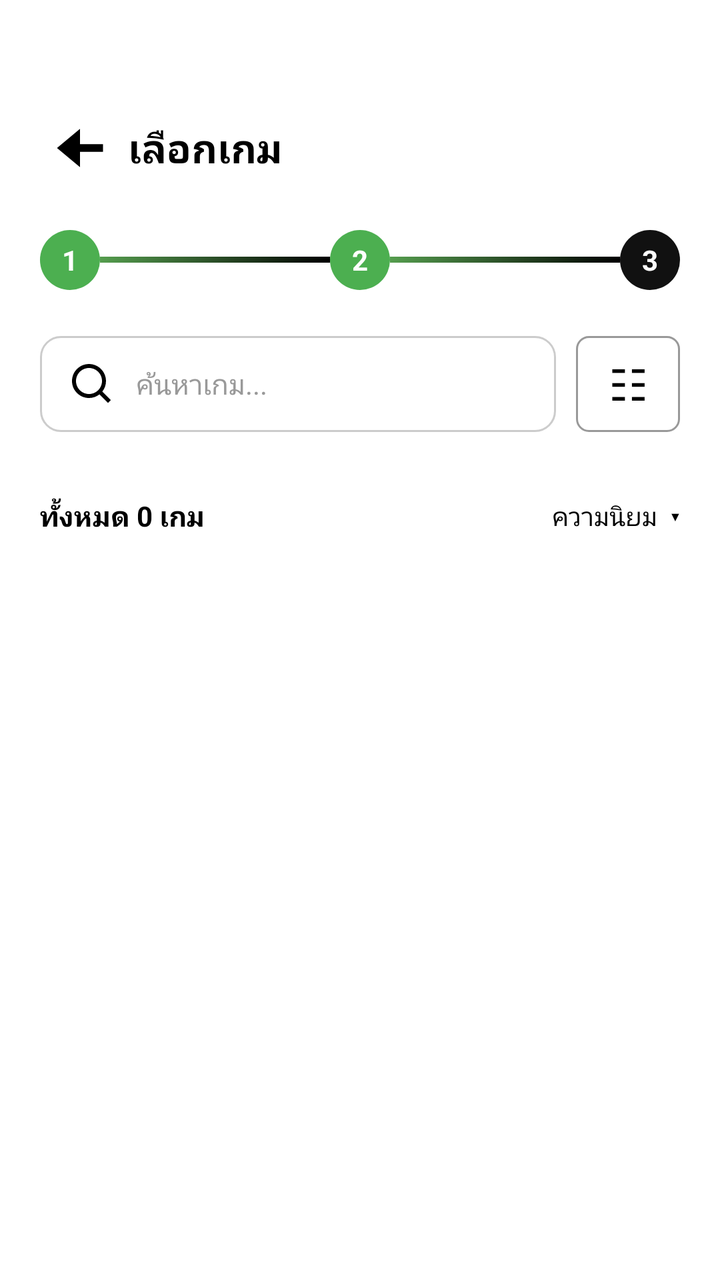
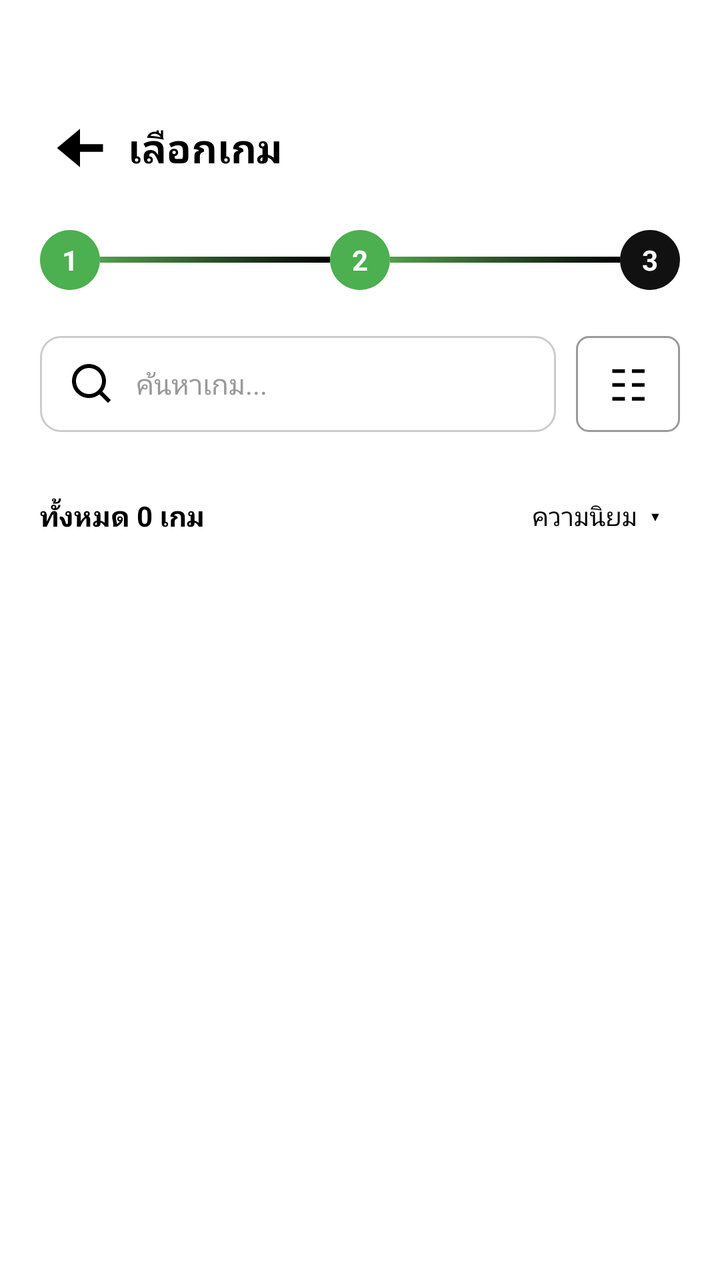

The first picture is an Android layout as it rendered before a commit; the second is the same layout after the commit. The layout source and the unified diff follow.
<!-- AndroidManifest.xml: application theme Theme.ProjectDicePlanet -->
<!-- res/layout/fragment_booking1_3.xml -->
<?xml version="1.0" encoding="utf-8"?>
<ScrollView
    xmlns:android="http://schemas.android.com/apk/res/android"
    android:layout_width="match_parent"
    android:layout_height="match_parent"
    android:fillViewport="true"
    android:background="@android:color/white">

    <LinearLayout
        android:layout_width="match_parent"
        android:layout_height="wrap_content"
        android:orientation="vertical"
        android:paddingStart="20dp"
        android:paddingEnd="20dp"
        android:paddingTop="50dp"
        android:paddingBottom="20dp">

        

        <LinearLayout
            android:layout_width="match_parent"
            android:layout_height="48dp"
            android:gravity="center_vertical"
            android:orientation="horizontal">

            <ImageButton
                android:id="@+id/btnBack"
                android:layout_width="40dp"
                android:layout_height="40dp"
                android:background="@android:color/transparent"
                android:src="@drawable/ic_arrow_back"
                android:contentDescription="ย้อนกลับ" />

            <TextView
                android:layout_width="wrap_content"
                android:layout_height="wrap_content"
                android:layout_marginStart="4dp"
                android:text="เลือกเกม"
                android:textColor="@android:color/black"
                android:textSize="20sp"
                android:textStyle="bold" />

        </LinearLayout>


        

        <LinearLayout
            android:layout_width="match_parent"
            android:layout_height="40dp"
            android:layout_marginTop="12dp"
            android:gravity="center_vertical"
            android:orientation="horizontal">

            <TextView
                android:layout_width="30dp"
                android:layout_height="30dp"
                android:background="@drawable/bg_step_green"
                android:gravity="center"
                android:text="1"
                android:textColor="@android:color/white"
                android:textStyle="bold" />

            <View
                android:layout_width="0dp"
                android:layout_height="3dp"
                android:layout_weight="1"
                android:background="@drawable/bg_progress_green_black" />

            <TextView
                android:layout_width="30dp"
                android:layout_height="30dp"
                android:background="@drawable/bg_step_green"
                android:gravity="center"
                android:text="2"
                android:textColor="@android:color/white"
                android:textStyle="bold" />

            <View
                android:layout_width="0dp"
                android:layout_height="3dp"
                android:layout_weight="1"
                android:background="@drawable/bg_progress_green_black" />

            <TextView
                android:layout_width="30dp"
                android:layout_height="30dp"
                android:background="@drawable/bg_step_active"
                android:gravity="center"
                android:text="3"
                android:textColor="@android:color/white"
                android:textStyle="bold" />

        </LinearLayout>


        

        <LinearLayout
            android:layout_width="match_parent"
            android:layout_height="48dp"
            android:layout_marginTop="18dp"
            android:gravity="center_vertical"
            android:orientation="horizontal">

            <LinearLayout
                android:id="@+id/searchContainer"
                android:layout_width="0dp"
                android:layout_height="48dp"
                android:layout_weight="1"
                android:background="@drawable/bg_search_bar"
                android:gravity="center_vertical"
                android:orientation="horizontal"
                android:paddingStart="14dp"
                android:paddingEnd="14dp">

                <ImageView
                    android:id="@+id/imgSearch"
                    android:layout_width="24dp"
                    android:layout_height="24dp"
                    android:src="@drawable/ic_search"
                    android:contentDescription="ค้นหา" />

                <EditText
                    android:id="@+id/etSearch"
                    android:layout_width="0dp"
                    android:layout_height="match_parent"
                    android:layout_weight="1"
                    android:layout_marginStart="10dp"
                    android:background="@android:color/transparent"
                    android:hint="ค้นหาเกม..."
                    android:inputType="text"
                    android:padding="0dp"
                    android:textColor="@android:color/black"
                    android:textColorHint="#999999"
                    android:textSize="14sp" />

            </LinearLayout>

            <Space
                android:layout_width="10dp"
                android:layout_height="1dp" />

            <TextView
                android:id="@+id/tvCategoryFilter"
                android:layout_width="52dp"
                android:layout_height="48dp"
                android:background="@drawable/bg_booking_filter"
                android:clickable="true"
                android:focusable="true"
                android:gravity="center"
                android:text="☷"
                android:textColor="@android:color/black"
                android:textSize="22sp" />

        </LinearLayout>


        

        <LinearLayout
            android:layout_width="match_parent"
            android:layout_height="48dp"
            android:layout_marginTop="18dp"
            android:gravity="center_vertical"
            android:orientation="horizontal">

            <TextView
                android:id="@+id/tvGameCount"
                android:layout_width="0dp"
                android:layout_height="wrap_content"
                android:layout_weight="1"
                android:text="ทั้งหมด 0 เกม"
                android:textColor="@android:color/black"
                android:textSize="14sp"
                android:textStyle="bold" />

            <TextView
                android:id="@+id/tvSort"
                android:layout_width="wrap_content"
                android:layout_height="48dp"
                android:gravity="center"
                android:text="ความนิยม  ▾"
                android:textColor="@android:color/black"
                android:textSize="13sp" />

        </LinearLayout>


        

        <androidx.recyclerview.widget.RecyclerView
            android:id="@+id/recyclerBoardgame"
            android:layout_width="match_parent"
            android:layout_height="wrap_content"
            android:nestedScrollingEnabled="false" />

    </LinearLayout>

</ScrollView>
<!-- resources referenced by this layout -->
<resources>
  <!-- drawable bg_booking_filter (drawable) -->
  <?xml version="1.0" encoding="utf-8"?>
  <shape xmlns:android="http://schemas.android.com/apk/res/android">
  
      <solid android:color="@android:color/white" />
  
      <stroke
          android:width="1dp"
          android:color="#999999" />
  
      <corners android:radius="6dp" />
  
  </shape>
  <!-- drawable bg_progress_green_black (drawable) -->
  <?xml version="1.0" encoding="utf-8"?>
  <shape xmlns:android="http://schemas.android.com/apk/res/android">
  
      <gradient
          android:angle="0"
          android:startColor="@color/green"
          android:endColor="@color/black" />
  
  </shape>
  <!-- drawable bg_search_bar (drawable) -->
  <?xml version="1.0" encoding="utf-8"?>
  <shape xmlns:android="http://schemas.android.com/apk/res/android"
      android:shape="rectangle">
  
      
      <solid android:color="@android:color/white" />
  
      
      <stroke
          android:width="1dp"
          android:color="#CCCCCC" />
  
      
      <corners android:radius="10dp" />
  
  </shape>
  <!-- drawable bg_step_active (drawable) -->
  <?xml version="1.0" encoding="utf-8"?>
  <shape xmlns:android="http://schemas.android.com/apk/res/android">
  
      <solid android:color="#111111" />
  
      <corners android:radius="20dp" />
  
  </shape>
  <!-- drawable bg_step_green (drawable) -->
  <?xml version="1.0" encoding="utf-8"?>
  <shape xmlns:android="http://schemas.android.com/apk/res/android"
      android:shape="oval">
  
      <solid android:color="#4CAF50" />
  
  </shape>
  <!-- drawable ic_arrow_back (drawable) -->
  <vector xmlns:android="http://schemas.android.com/apk/res/android"
      android:width="46dp"
      android:height="46dp"
      android:viewportWidth="24"
      android:viewportHeight="24">
    <path
        android:pathData="m6,12 l6,5v-4h6v-2h-6V7z"
        android:fillColor="#000000"/>
  </vector>
  <!-- drawable ic_search (drawable) -->
  <vector xmlns:android="http://schemas.android.com/apk/res/android"
      android:width="24dp"
      android:height="24dp"
      android:viewportWidth="24"
      android:viewportHeight="24">
    <path
        android:pathData="M10.5,19c1.98,0 3.81,-0.69 5.25,-1.83L20,21.42l1.41,-1.41 -4.25,-4.25a8.47,8.47 0,0 0,1.83 -5.25c0,-4.69 -3.81,-8.5 -8.5,-8.5S2,5.81 2,10.5 5.81,19 10.5,19m0,-15c3.58,0 6.5,2.92 6.5,6.5S14.08,17 10.5,17 4,14.08 4,10.5 6.92,4 10.5,4"
        android:fillColor="#000000"/>
  </vector>
  <style name="Theme.ProjectDicePlanet" parent="Base.Theme.ProjectDicePlanet" />
  <color name="green">#559d4e</color>
  <color name="black">#FF000000</color>
  <style name="Base.Theme.ProjectDicePlanet" parent="Theme.Material3.Light.NoActionBar">
  
          
          <item name="android:colorAccent">#633CFF</item>
  
      </style>
</resources>

<!-- the commit's change to res/layout/fragment_booking1_3.xml (unified diff, before → after) -->
@@ -16,6 +16,8 @@
         android:paddingBottom="20dp">
 
         
+        
+        
 
         <LinearLayout
             android:layout_width="match_parent"
@@ -44,6 +46,8 @@
 
 
         
+        
+        
 
         <LinearLayout
             android:layout_width="match_parent"
@@ -95,6 +99,8 @@
 
 
         
+        
+        
 
         <LinearLayout
             android:layout_width="match_parent"
@@ -102,6 +108,8 @@
             android:layout_marginTop="18dp"
             android:gravity="center_vertical"
             android:orientation="horizontal">
+
+            
 
             <LinearLayout
                 android:id="@+id/searchContainer"
@@ -129,8 +137,10 @@
                     android:layout_marginStart="10dp"
                     android:background="@android:color/transparent"
                     android:hint="ค้นหาเกม..."
+                    android:autofillHints="none"
                     android:inputType="text"
                     android:padding="0dp"
+                    android:singleLine="true"
                     android:textColor="@android:color/black"
                     android:textColorHint="#999999"
                     android:textSize="14sp" />
@@ -140,6 +150,8 @@
             <Space
                 android:layout_width="10dp"
                 android:layout_height="1dp" />
+
+            
 
             <TextView
                 android:id="@+id/tvCategoryFilter"
@@ -157,6 +169,89 @@
 
 
         
+        
+        
+
+        <LinearLayout
+            android:id="@+id/categoryFilterContainer"
+            android:layout_width="match_parent"
+            android:layout_height="wrap_content"
+            android:layout_marginTop="12dp"
+            android:background="@drawable/bg_search_bar"
+            android:orientation="vertical"
+            android:padding="12dp"
+            android:visibility="gone">
+
+            <TextView
+                android:layout_width="wrap_content"
+                android:layout_height="wrap_content"
+                android:text="เลือกหมวดหมู่"
+                android:textColor="@android:color/black"
+                android:textSize="14sp"
+                android:textStyle="bold" />
+
+            
+
+            <HorizontalScrollView
+                android:layout_width="match_parent"
+                android:layout_height="wrap_content"
+                android:layout_marginTop="10dp"
+                android:fillViewport="false"
+                android:scrollbars="none">
+
+                <LinearLayout
+                    android:id="@+id/categoryCheckboxContainer"
+                    android:layout_width="wrap_content"
+                    android:layout_height="wrap_content"
+                    android:orientation="horizontal"
+                    android:paddingStart="8dp"
+                    android:paddingEnd="8dp" />
+
+            </HorizontalScrollView>
+
+
+            
+
+            <LinearLayout
+                android:layout_width="match_parent"
+                android:layout_height="40dp"
+                android:layout_marginTop="8dp"
+                android:gravity="center_vertical"
+                android:orientation="horizontal">
+
+                <TextView
+                    android:id="@+id/tvClearCategory"
+                    android:layout_width="0dp"
+                    android:layout_height="40dp"
+                    android:layout_weight="1"
+                    android:clickable="true"
+                    android:focusable="true"
+                    android:gravity="center"
+                    android:text="ล้างทั้งหมด"
+                    android:textColor="#555555"
+                    android:textSize="13sp" />
+
+                <TextView
+                    android:id="@+id/tvApplyCategory"
+                    android:layout_width="0dp"
+                    android:layout_height="40dp"
+                    android:layout_weight="1"
+                    android:clickable="true"
+                    android:focusable="true"
+                    android:gravity="center"
+                    android:text="เสร็จสิ้น"
+                    android:textColor="#5532B8"
+                    android:textSize="13sp"
+                    android:textStyle="bold" />
+
+            </LinearLayout>
+
+        </LinearLayout>
+
+
+        
+        
+        
 
         <LinearLayout
             android:layout_width="match_parent"
@@ -179,7 +274,11 @@
                 android:id="@+id/tvSort"
                 android:layout_width="wrap_content"
                 android:layout_height="48dp"
-                android:gravity="center"
+                android:clickable="true"
+                android:focusable="true"
+                android:gravity="center"
+                android:paddingStart="10dp"
+                android:paddingEnd="10dp"
                 android:text="ความนิยม  ▾"
                 android:textColor="@android:color/black"
                 android:textSize="13sp" />
@@ -187,6 +286,8 @@
         </LinearLayout>
 
 
+        
+        
         
 
         <androidx.recyclerview.widget.RecyclerView
